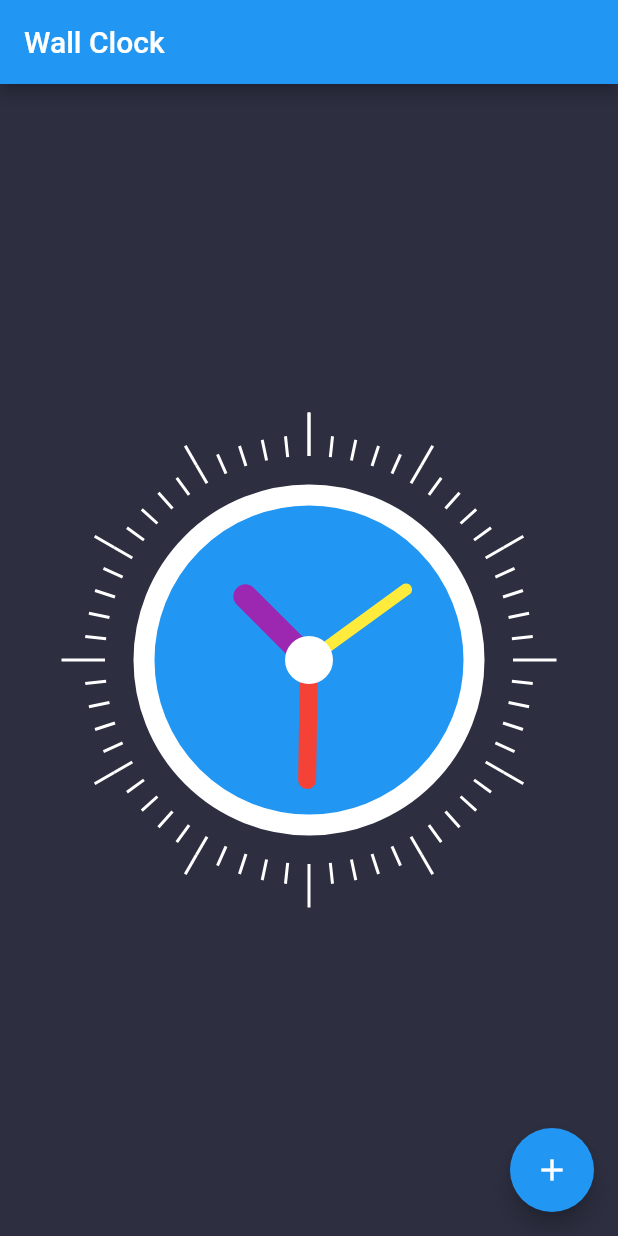
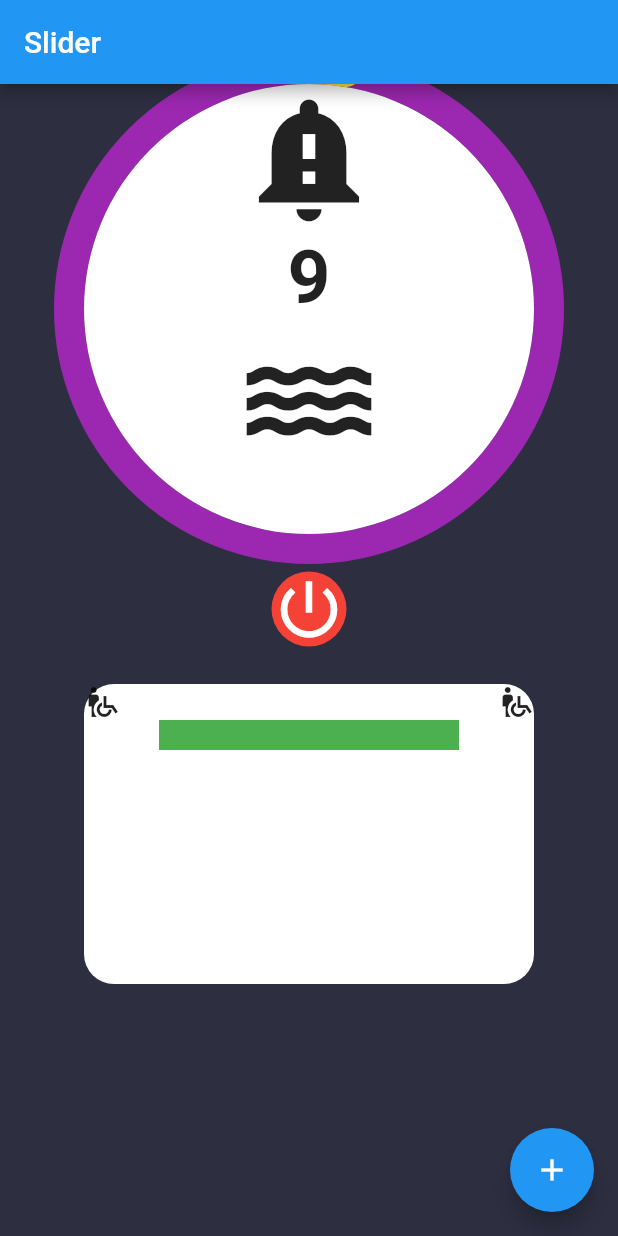
Before and after one commit to oyewalekehinde/custom_paint_repo, a Flutter app: the screen it shows after launch, after a tap on the "add" icon, on a phone screen of 412 x 824 dp. Run offline on Flutter 3.47's test engine with Material 2 defaults, Android fonts, the phone set to English and light mode, and no system bars.

Commit message:
slider_custom_paint

```diff
--- a/lib/custom_paint/clock.dart
+++ b/lib/custom_paint/clock.dart
@@ -21,8 +21,11 @@ class _ClockWidgetState extends State<ClockWidget> {
 
   @override
   Widget build(BuildContext context) {
-    return CustomPaint(
-      painter: ClockPaint(),
+    return Transform.rotate(
+      angle: -pi / 2,
+      child: CustomPaint(
+        painter: ClockPaint(),
+      ),
     );
   }
 }
--- /dev/null
+++ b/lib/custom_paint/slider.dart
@@ -0,0 +1,138 @@
+import 'dart:async';
+import 'dart:math';
+
+import 'package:flutter/material.dart';
+
+class SliderCustomWidget extends StatefulWidget {
+  SliderCustomWidget({Key? key}) : super(key: key);
+
+  @override
+  _SliderCustomWidgetState createState() => _SliderCustomWidgetState();
+}
+
+class _SliderCustomWidgetState extends State<SliderCustomWidget> {
+  int _value = 0;
+
+  @override
+  void initState() {
+    super.initState();
+
+    Timer.periodic(Duration(seconds: 1), (Timer timer) {
+      if (_value < 360) {
+        setState(() {
+          _value += 1;
+        });
+      } else {
+        timer.cancel();
+      }
+    });
+    // }
+  }
+
+  @override
+  Widget build(BuildContext context) {
+    return Column(
+      children: [
+        CustomPaint(
+          child: Container(
+            // color: Colors.red,
+            height: 300,
+            width: 300,
+            child: Center(
+              child: Column(
+                children: [
+                  Icon(Icons.notification_important, size: 100),
+                  Text(
+                    '$_value',
+                    style: TextStyle(fontSize: 50, fontWeight: FontWeight.w700),
+                  ),
+                  Icon(Icons.water_sharp, size: 100),
+                ],
+              ),
+            ),
+          ),
+          painter: SliderCustomPaint(
+            value: _value,
+          ),
+        ),
+        Container(
+          height: 100,
+          decoration: BoxDecoration(
+            shape: BoxShape.circle,
+            color: Colors.red,
+          ),
+          child: Icon(
+            Icons.power_settings_new,
+            size: 50,
+            color: Colors.white,
+          ),
+        ),
+        Container(
+          height: 200,
+          width: 300,
+          decoration: BoxDecoration(
+            color: Colors.white,
+            borderRadius: BorderRadius.circular(20),
+          ),
+          child: Column(
+            children: [
+              Row(
+                mainAxisAlignment: MainAxisAlignment.spaceBetween,
+                children: [
+                  Icon(Icons.wheelchair_pickup),
+                  Icon(Icons.wheelchair_pickup)
+                ],
+              ),
+              GestureDetector(
+                onPanStart: (details) => print('pan start'),
+                onPanEnd: (details) => print('pan end'),
+                onPanUpdate: (details) => print(details.localPosition.dx),
+
+                // onHorizontalDragStart: (details) => print(details),
+                child: Container(
+                  height: 20,
+                  width: 200,
+                  color: Colors.green,
+                ),
+              )
+            ],
+          ),
+        )
+      ],
+    );
+  }
+}
+
+class SliderCustomPaint extends CustomPainter {
+  final num? value;
+
+  SliderCustomPaint({this.value});
+  @override
+  void paint(Canvas canvas, Size size) {
+    var centreX = size.width / 2;
+    var centreY = size.height / 2;
+    var center = Offset(centreX, centreY);
+    var smallRadius = min(centreX, centreY);
+    var bigRadius = smallRadius + 10;
+    var smallCirclePaint = Paint()
+      ..color = Colors.white
+      ..style = PaintingStyle.fill;
+    var bigCirclePaint = Paint()
+      ..color = Colors.purple
+      ..style = PaintingStyle.stroke
+      ..strokeWidth = 20;
+    var arcPaint = Paint()
+      ..color = Colors.yellow
+      ..style = PaintingStyle.stroke
+      ..strokeWidth = 20
+      ..strokeCap = StrokeCap.round;
+
+    canvas.drawCircle(center, bigRadius, bigCirclePaint);
+    canvas.drawCircle(center, smallRadius, smallCirclePaint);
+    canvas.drawArc(Rect.fromCircle(center: center, radius: bigRadius), -pi / 2,
+        (value! * pi / 180), false, arcPaint);
+  }
+
+  @override
+  bool shouldRepaint(covariant CustomPainter oldDelegate) => true;
+}
--- a/lib/main.dart
+++ b/lib/main.dart
@@ -1,9 +1,7 @@
 import 'dart:math';
-
 import 'package:flutter/material.dart';
 
-import 'custom_paint/clock.dart';
-import 'custom_paint/pie_chart.dart';
+import 'custom_paint/slider.dart';
 
 void main() {
   runApp(MyApp());
@@ -18,7 +16,7 @@ class MyApp extends StatelessWidget {
       theme: ThemeData(
         primarySwatch: Colors.blue,
       ),
-      home: MyHomePage(title: 'Wall Clock'),
+      home: MyHomePage(title: 'Slider'),
     );
   }
 }
@@ -51,12 +49,7 @@ class _MyHomePageState extends State<MyHomePage> {
         color: Color(0xFF2D2F41),
         alignment: Alignment.center,
         child: Container(
-          height: 300,
-          width: 300,
-          child: Transform.rotate(
-            angle: -pi / 2,
-            child: ClockWidget(),
-          ),
+          child: SliderCustomWidget(),
         ),
       ),
       floatingActionButton: FloatingActionButton(
```
